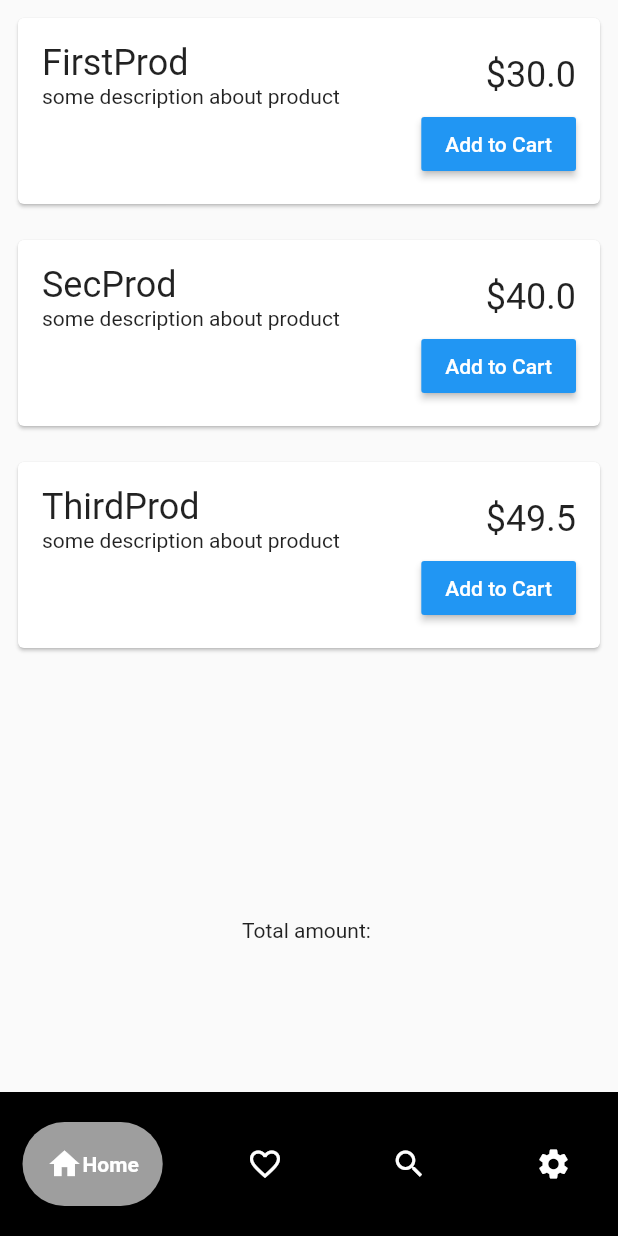
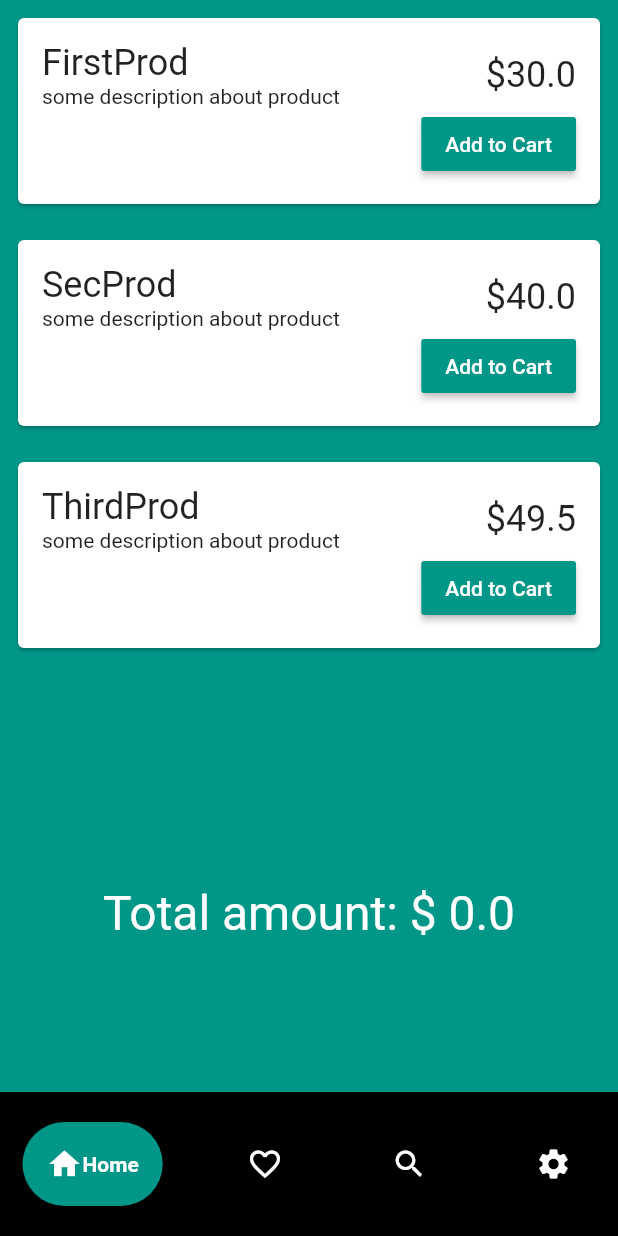
Before and after one commit to utsobe/my-demo-flutter-app, a Flutter app: the screen it shows after launch, on a phone screen of 412 x 824 dp. Run offline on Flutter 3.47's test engine with Material 2 defaults, Android fonts, the phone set to English and light mode, and no system bars; drawn by our look-alikes of google_nav_bar; our stand-ins replace get.

Commit message:
add to cart funtionality added with getx

```diff
--- /dev/null
+++ b/lib/controllers/cart_controller.dart
@@ -0,0 +1,11 @@
+import 'package:get/get.dart';
+import 'package:my_demo_flutter_app/modals/product.dart';
+
+class CartController extends GetxController {
+  var cartItems = <Product>[].obs;
+  double get totalPrice => cartItems.fold(0, (sum, item) => sum + item.price);
+
+  addToCart(Product product) {
+    cartItems.add(product);
+  }
+}
--- a/lib/homepage.dart
+++ b/lib/homepage.dart
@@ -39,6 +39,7 @@ class _HomePageState extends State<HomePage> {
   @override
   Widget build(BuildContext context) {
     return Scaffold(
+      backgroundColor: Colors.teal,
       body: screens[currentScreen],
       bottomNavigationBar: Container(
         color: Colors.black,
@@ -48,7 +49,7 @@ class _HomePageState extends State<HomePage> {
             backgroundColor: Colors.black,
             color: Colors.white,
             activeColor: Colors.white,
-            tabBackgroundColor: Colors.grey,
+            tabBackgroundColor: Colors.teal,
             gap: 0,
             padding: EdgeInsets.all(16.0),
             onTabChange: (index) {
--- a/lib/views/shopping_page.dart
+++ b/lib/views/shopping_page.dart
@@ -3,10 +3,12 @@ import 'package:flutter/material.dart';
 import 'package:flutter/src/widgets/container.dart';
 import 'package:flutter/src/widgets/framework.dart';
 import 'package:get/get.dart';
+import 'package:my_demo_flutter_app/controllers/cart_controller.dart';
 import 'package:my_demo_flutter_app/controllers/shopping_controller.dart';
 
 class ShoppingPage extends StatelessWidget {
   final shoppingController = Get.put(ShoppingController());
+  final cartController = Get.put(CartController());
 
   @override
   Widget build(BuildContext context) {
@@ -45,10 +47,10 @@ class ShoppingPage extends StatelessWidget {
                           ),
                           MaterialButton(
                             onPressed: () {
-                              // cartController
-                              //     .addToCart(controller.products[index]);
+                              cartController
+                                  .addToCart(controller.products[index]);
                             },
-                            color: Colors.blue,
+                            color: Colors.teal,
                             textColor: Colors.white,
                             child: Text('Add to Cart'),
                           ),
@@ -60,7 +62,15 @@ class ShoppingPage extends StatelessWidget {
               );
             }),
           ),
-          Text('Total amount: '),
+          GetX<CartController>(builder: (controller) {
+            return Text(
+              'Total amount: \$ ${controller.totalPrice}',
+              style: TextStyle(
+                fontSize: 32,
+                color: Colors.white,
+              ),
+            );
+          }),
           SizedBox(height: 100),
         ],
       ),
```
